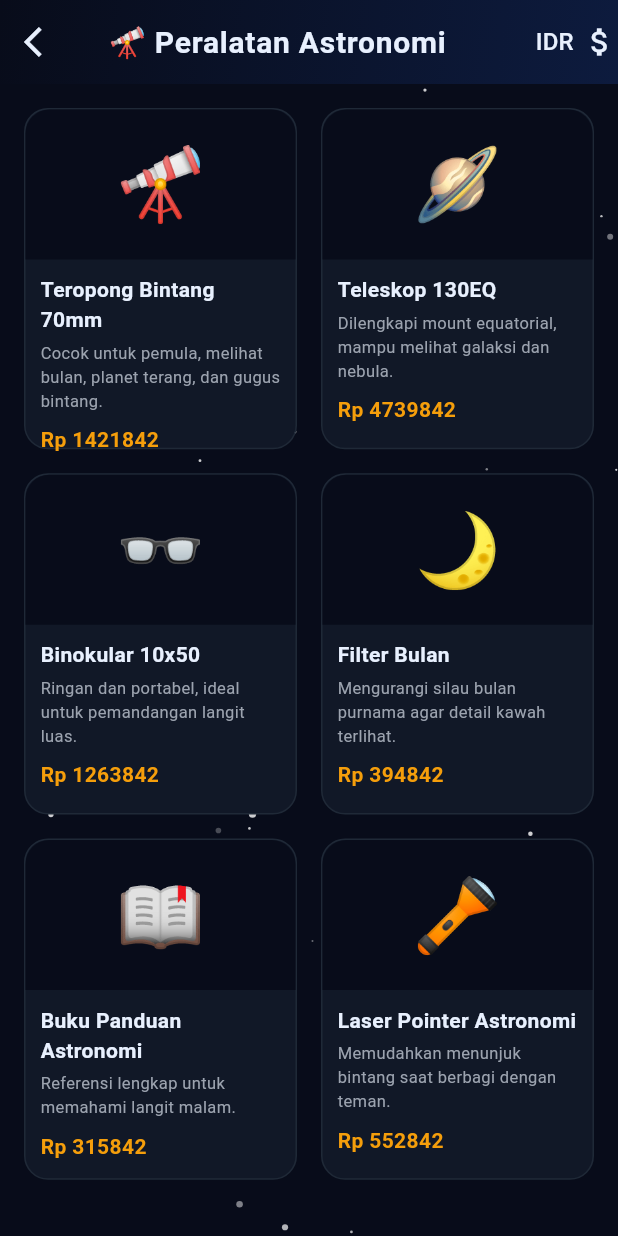
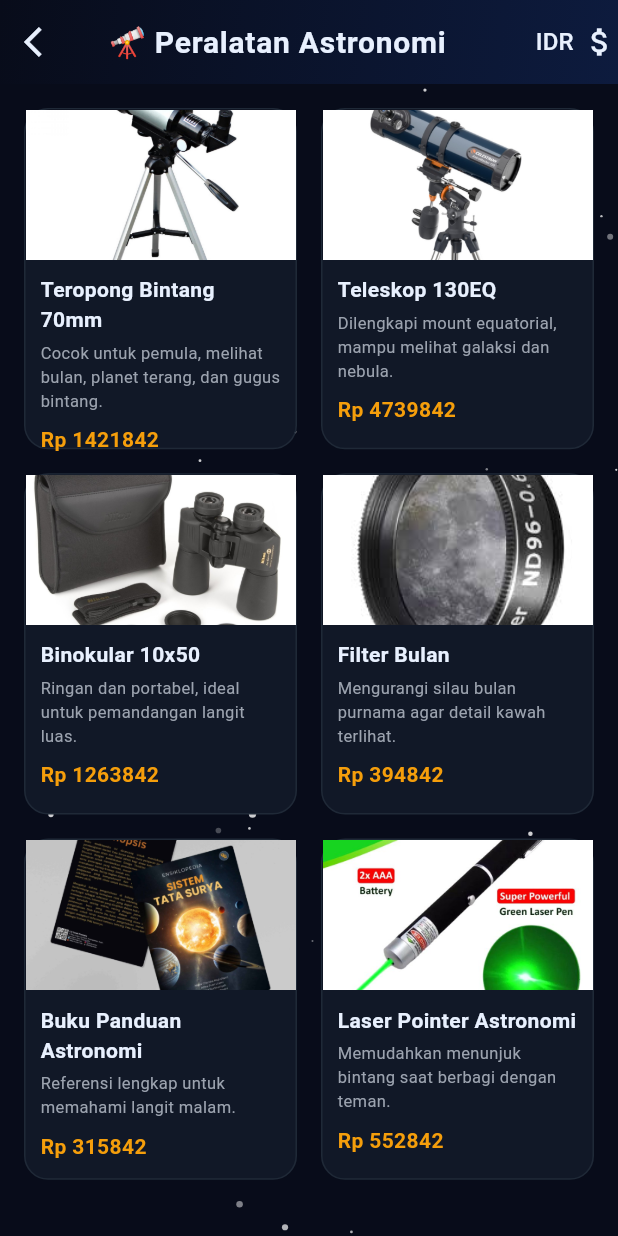
Before and after one commit to mandltf/astroEdu, a Flutter app: the EquipmentScreen screen opened directly, on a phone screen of 412 x 824 dp. Run offline on Flutter 3.47's test engine with Material 3 defaults, Android fonts, the light colour scheme and no system bars; our stand-ins replace flutter_local_notifications, geolocator, google_generative_ai, image_picker, local_auth, sensors_plus and 3 more; missing offline and left inert: encrypt; accounts and stored records are empty; network calls fail.

Commit message:
alat astronomi

```diff
--- a/lib/views/screens/equipment/equipment_screen.dart
+++ b/lib/views/screens/equipment/equipment_screen.dart
@@ -18,37 +18,42 @@ class _EquipmentScreenState extends State<EquipmentScreen> {
       'description': 'Cocok untuk pemula, melihat bulan, planet terang, dan gugus bintang.',
       'price_usd': 89.99,
       'icon': '🔭',
-      'image': 'https://example.com/telescope.png', // placeholder, nanti pakai asset lokal
+      'image': 'assets/images/teropong70mm.jpg', // placeholder, nanti pakai asset lokal
     },
     {
       'name': 'Teleskop 130EQ',
       'description': 'Dilengkapi mount equatorial, mampu melihat galaksi dan nebula.',
       'price_usd': 299.99,
       'icon': '🪐',
+      'image': 'assets/images/teropong130eq.jpg',
     },
     {
       'name': 'Binokular 10x50',
       'description': 'Ringan dan portabel, ideal untuk pemandangan langit luas.',
       'price_usd': 79.99,
       'icon': '👓',
+      'image': 'assets/images/binokular10x50.jpg',
     },
     {
       'name': 'Filter Bulan',
       'description': 'Mengurangi silau bulan purnama agar detail kawah terlihat.',
       'price_usd': 24.99,
       'icon': '🌙',
+      'image': 'assets/images/filterbulan.jpg',
     },
     {
       'name': 'Buku Panduan Astronomi',
       'description': 'Referensi lengkap untuk memahami langit malam.',
       'price_usd': 19.99,
       'icon': '📖',
+      'image': 'assets/images/bukupanduanastronomi.jpg',
     },
     {
       'name': 'Laser Pointer Astronomi',
       'description': 'Memudahkan menunjuk bintang saat berbagi dengan teman.',
       'price_usd': 34.99,
       'icon': '🔦',
+      'image': 'assets/images/laserpointer.jpg',
     },
   ];
 
@@ -132,11 +137,12 @@ class _EquipmentScreenState extends State<EquipmentScreen> {
                             borderRadius: const BorderRadius.vertical(top: Radius.circular(16)),
                             color: AppTheme.deepSpace,
                           ),
-                          child: Center(
-                            child: Text(
-                              item['icon'],
-                              style: const TextStyle(fontSize: 48),
-                            ),
+                          child: Image.asset(
+                            item['image'],
+                            fit: BoxFit.cover,
+                            width: double.infinity,
+                            height: 100,
+                            errorBuilder: (_, __, ___) => Text(item['icon'], style: const TextStyle(fontSize: 48)),
                           ),
                         ),
                         Padding(
```
Also changed, not shown: assets/images/binokular10x50.jpg (added), assets/images/bukupanduanastronomi.jpg (added), assets/images/filterbulan.jpg (added), assets/images/laserpointer.jpg (added), assets/images/teropong130eq.jpg (added), assets/images/teropong70mm.jpg (added).
